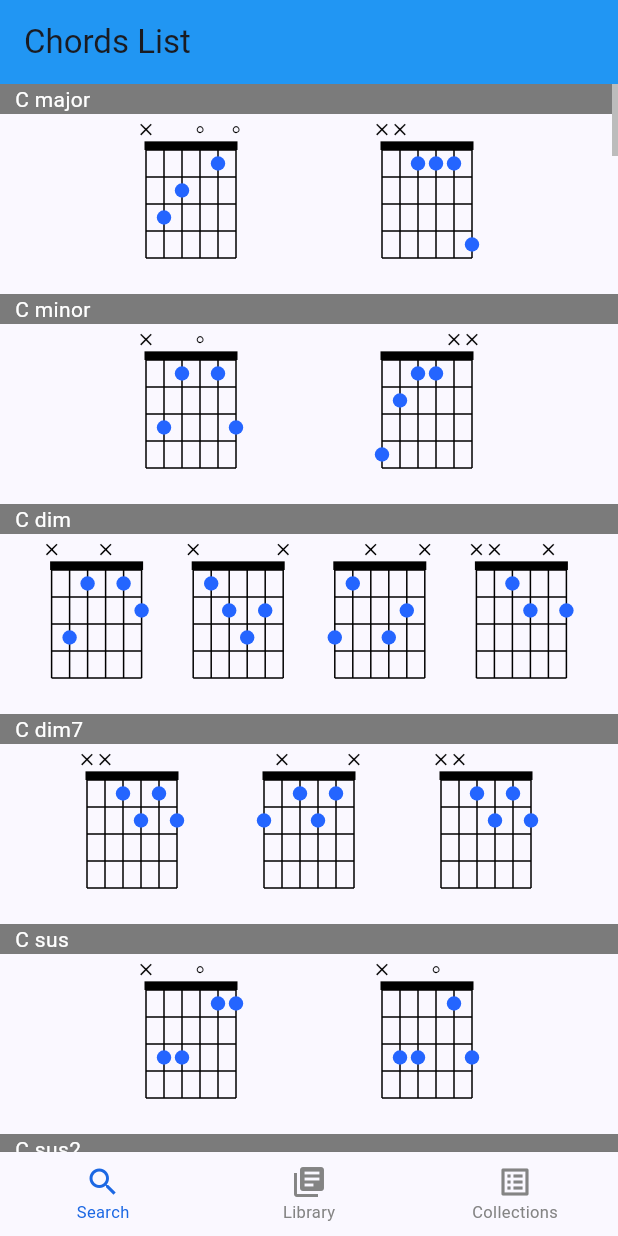
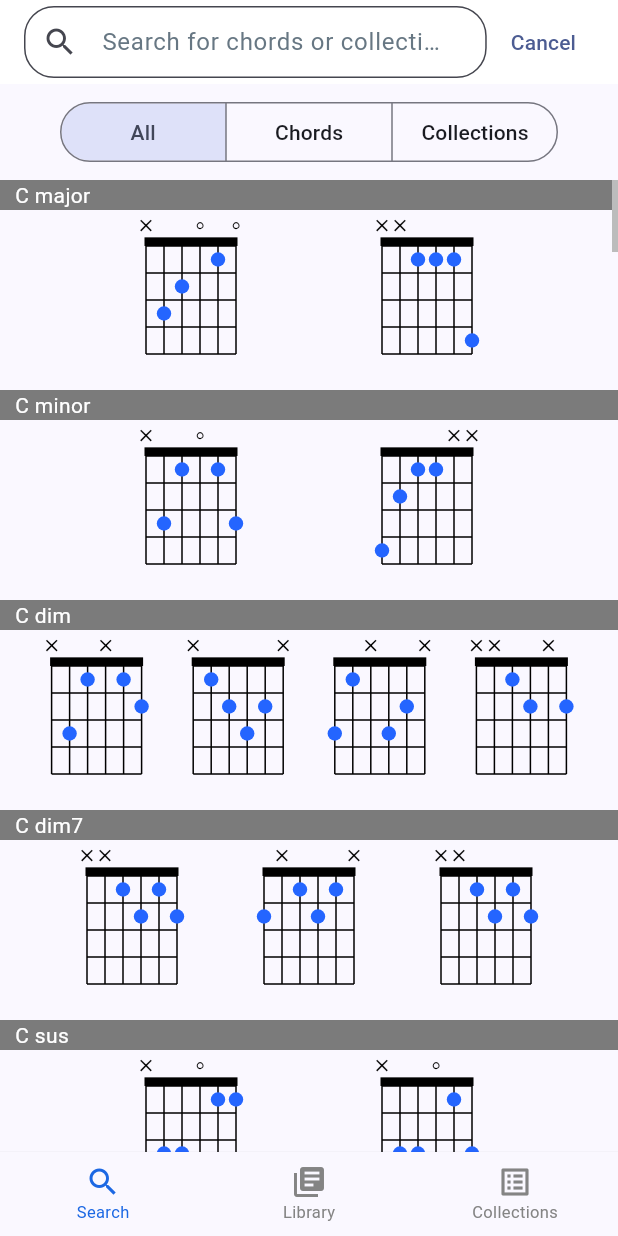
Before and after one commit to dantehemerson/chords-legacy, a Flutter app: the screen it shows after launch, on a phone screen of 412 x 824 dp. Run offline on Flutter 3.47's test engine with Material 3 defaults, Android fonts, the phone set to English and light mode, and no system bars; missing offline and left inert: flutter_midi_pro.

Commit message:
feat: Add chord filters (#9)
* Update

* Add searchbar

* Show serch results UI

```diff
--- a/lib/components/chord_painter.dart
+++ b/lib/components/chord_painter.dart
@@ -78,7 +78,7 @@ class ChordPainter extends CustomPainter {
     for (int stringIndex = 0; stringIndex < 6; stringIndex++) {
       final int fingerPosition = int.parse(chordPosition.fingers[stringIndex]);
 
-      if (fingerPosition != 0) {
+      if (fingerPosition != 0 && chordPosition.frets[stringIndex] != 'x') {
         final double x = stringSpacing * stringIndex;
         final double y = paddingTop +
             fretSpacing * int.parse(chordPosition.frets[stringIndex]) -
--- /dev/null
+++ b/lib/models/filters_model.dart
@@ -0,0 +1,19 @@
+import 'package:test_drive/models/chord_model.dart';
+
+class FiltersModel {
+  final String root;
+
+  FiltersModel({
+    this.root = "C",
+  });
+
+  bool isChordInFilter(ChordModel chord) {
+    return root == chord.root;
+  }
+
+  Map<String, dynamic> toJson() {
+    return {
+      'positions': root,
+    };
+  }
+}
--- /dev/null
+++ b/lib/views/search_results_view.dart
@@ -0,0 +1,56 @@
+import 'package:flutter/material.dart';
+import 'package:test_drive/components/chords_list.dart';
+import 'package:test_drive/models/chord_model.dart';
+
+enum SearchType { all, chords, collections }
+
+class SearchResultsView extends StatefulWidget {
+  final List<ChordModel> chords;
+  const SearchResultsView({super.key, required this.chords});
+
+  @override
+  State<SearchResultsView> createState() => _SearchResultsViewState();
+}
+
+class _SearchResultsViewState extends State<SearchResultsView> {
+  SearchType searchTypeSelected = SearchType.all;
+
+  @override
+  Widget build(BuildContext context) {
+    return Column(
+      children: [
+        Padding(
+            padding:
+                const EdgeInsets.only(left: 40, right: 40, top: 8, bottom: 8),
+            child: SizedBox(
+                width: double.infinity,
+                child: SegmentedButton(
+                  segments: const [
+                    ButtonSegment(
+                        value: SearchType.all,
+                        label: Text(
+                          'All',
+                        )),
+                    ButtonSegment(
+                        value: SearchType.chords, label: Text('Chords')),
+                    ButtonSegment(
+                        value: SearchType.collections,
+                        label: Text('Collections')),
+                  ],
+                  showSelectedIcon: false,
+                  selected: {searchTypeSelected},
+                  style: ButtonStyle(
+                      alignment: Alignment.center,
+                      padding:
+                          MaterialStateProperty.all(const EdgeInsets.all(0))),
+                  onSelectionChanged: (newSelection) {
+                    setState(() {
+                      searchTypeSelected = newSelection.first;
+                    });
+                  },
+                ))),
+        Expanded(child: ChordsList(chords: widget.chords.toList()))
+      ],
+    );
+  }
+}
--- a/lib/views/search_view.dart
+++ b/lib/views/search_view.dart
@@ -1,19 +1,92 @@
 import 'package:flutter/material.dart';
+import 'package:test_drive/components/chords_filters.dart';
 import 'package:test_drive/components/chords_list.dart';
 import 'package:test_drive/models/chord_model.dart';
+import 'package:test_drive/models/filters_model.dart';
+import 'package:test_drive/views/search_results_view.dart';
 
-class SearchView extends StatelessWidget {
+class SearchView extends StatefulWidget {
   final List<ChordModel> chords;
 
   const SearchView({super.key, required this.chords});
 
   @override
+  State<StatefulWidget> createState() => SearchViewState();
+}
+
+class SearchViewState extends State<SearchView> {
+  FiltersModel filters = FiltersModel();
+  bool _isSearchOpen = true;
+
+  void _updateFilters(FiltersModel newFilters) {
+    setState(() {
+      filters = newFilters;
+    });
+  }
+
+  @override
   Widget build(BuildContext context) {
     return Scaffold(
         appBar: AppBar(
-          title: const Text('Chords List'),
-          backgroundColor: Colors.blue,
+          title: Container(
+              margin: const EdgeInsets.only(left: 16, right: 4),
+              child: const TextField(
+                  textInputAction: TextInputAction.search,
+                  autocorrect: false,
+                  decoration: InputDecoration(
+                      prefixIcon: Icon(Icons.search),
+                      border: OutlineInputBorder(
+                          borderRadius: BorderRadius.all(Radius.circular(20)),
+                          borderSide: BorderSide(
+                              width: 0,
+                              color: Color.fromARGB(255, 252, 252, 252))),
+                      hintText: 'Search for chords or collections',
+                      hintStyle:
+                          TextStyle(color: Color.fromARGB(255, 103, 119, 131)),
+                      contentPadding: EdgeInsets.only(left: 20, right: 20),
+                      filled: true,
+                      fillColor: Colors.white),
+                  style: TextStyle(
+                      color: Color.fromARGB(255, 0, 0, 0), fontSize: 16))),
+          backgroundColor: Colors.white,
+          titleSpacing: 0,
+          actions: [
+            _isSearchOpen
+                ? Container(
+                    margin: const EdgeInsets.only(right: 16),
+                    child: TextButton(
+                      onPressed: () {
+                        setState(() {
+                          _isSearchOpen = false;
+                        });
+                      },
+                      child: const Text('Cancel'),
+                    ),
+                  )
+                : IconButton(
+                    icon: const Icon(Icons.more_vert),
+                    onPressed: () {
+                      setState(() {
+                        _isSearchOpen = !_isSearchOpen;
+                      });
+                    },
+                  )
+          ],
         ),
-        body: ChordsList(chords: chords));
+        body: _isSearchOpen
+            ? SearchResultsView(
+                chords: widget.chords,
+              )
+            : Column(children: [
+                ChordsFilter(
+                  filters: filters,
+                  updateFilters: _updateFilters,
+                ),
+                Expanded(
+                    child: ChordsList(
+                        chords: widget.chords
+                            .where((chord) => filters.isChordInFilter(chord))
+                            .toList()))
+              ]));
   }
 }
```
Also changed, not shown: lib/components/chords_filters.dart (added, +110 -0 lines), lib/components/chords_group.dart (deleted, +0 -20 lines), lib/data/chord_notes_constant.dart (added, +33 -0 lines), 2 other files.
